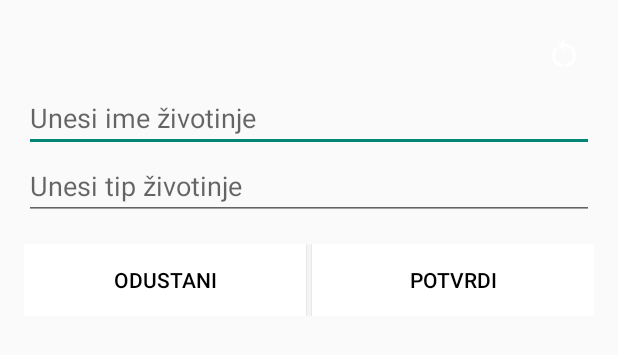
After one commit to Xerokee/PIS_Azil, an Android app: the layout dialog_filters.xml on its own in the app's theme, with its tools: preview values and no code run, on a phone screen of 412 x 824 dp. The commit adds this screen. Shown: the top 355 px of the screen. Run offline under Robolectric (Android 15) with nearby library versions, the phone set to English and light mode, and no system bars; Roboto replaces fonts that are not available here.

Commit message:
Filter for search of animals

```diff
--- /dev/null
+++ b/app/src/main/res/drawable/ic_filter_list.xml
@@ -0,0 +1,5 @@
+<vector android:height="24dp" android:tint="#000000"
+    android:viewportHeight="24" android:viewportWidth="24"
+    android:width="24dp" xmlns:android="http://schemas.android.com/apk/res/android">
+    <path android:fillColor="@android:color/white" android:pathData="M10,18h4v-2h-4v2zM3,6v2h18L21,6L3,6zM6,13h12v-2L6,11v2z"/>
+</vector>
--- /dev/null
+++ b/app/src/main/res/drawable/ic_reset.xml
@@ -0,0 +1,6 @@
+<vector android:height="24dp" android:tint="#000000"
+    android:viewportHeight="24" android:viewportWidth="24"
+    android:width="24dp" xmlns:android="http://schemas.android.com/apk/res/android">
+    <path android:fillColor="@android:color/white" android:pathData="M12,5V2L8,6l4,4V7c3.31,0 6,2.69 6,6c0,2.97 -2.17,5.43 -5,5.91v2.02c3.95,-0.49 7,-3.85 7,-7.93C20,8.58 16.42,5 12,5z"/>
+    <path android:fillColor="@android:color/white" android:pathData="M6,13c0,-1.65 0.67,-3.15 1.76,-4.24L6.34,7.34C4.9,8.79 4,10.79 4,13c0,4.08 3.05,7.44 7,7.93v-2.02C8.17,18.43 6,15.97 6,13z"/>
+</vector>
--- /dev/null
+++ b/app/src/main/res/layout/dialog_filters.xml
@@ -0,0 +1,68 @@
+<LinearLayout xmlns:android="http://schemas.android.com/apk/res/android"
+    xmlns:app="http://schemas.android.com/apk/res-auto"
+    android:layout_width="match_parent"
+    android:layout_height="wrap_content"
+    android:orientation="vertical"
+    android:padding="16dp">
+
+    <!-- Gumb za resetiranje filtera, gore desno -->
+    <ImageButton
+        android:id="@+id/reset_button"
+        android:layout_width="wrap_content"
+        android:layout_height="wrap_content"
+        android:layout_gravity="end"
+        android:src="@drawable/ic_reset"
+        android:background="?attr/selectableItemBackground"
+        android:padding="8dp"
+        android:contentDescription="Resetiraj filtere"
+        app:tint="@android:color/white" />
+
+    <!-- Polje za ime životinje -->
+    <EditText
+        android:id="@+id/filter_name"
+        android:layout_width="match_parent"
+        android:layout_height="wrap_content"
+        android:hint="Unesi ime životinje" />
+
+    <!-- Polje za tip životinje -->
+    <EditText
+        android:id="@+id/filter_type"
+        android:layout_width="match_parent"
+        android:layout_height="wrap_content"
+        android:hint="Unesi tip životinje" />
+
+    <!-- Linearni layout za gumbove potvrde i odustajanja -->
+    <LinearLayout
+        android:layout_width="match_parent"
+        android:layout_height="wrap_content"
+        android:orientation="horizontal"
+        android:gravity="end"
+        android:layout_marginTop="16dp">
+
+        <!-- Gumb za odustajanje -->
+        <Button
+            android:id="@+id/cancel_button"
+            android:layout_width="0dp"
+            android:layout_height="wrap_content"
+            android:layout_weight="1"
+            android:text="Odustani"
+            android:textColor="@android:color/black"
+            android:background="@android:color/white"
+            android:paddingHorizontal="16dp"
+            android:paddingVertical="8dp"
+            android:layout_marginEnd="4dp"  />
+
+        <!-- Gumb za potvrdu -->
+        <Button
+            android:id="@+id/confirm_button"
+            android:layout_width="0dp"
+            android:layout_height="wrap_content"
+            android:layout_weight="1"
+            android:text="Potvrdi"
+            android:textColor="@android:color/black"
+            android:background="@android:color/white"
+            android:paddingHorizontal="16dp"
+            android:paddingVertical="8dp"  />
+
+    </LinearLayout>
+</LinearLayout>
```
Also changed, not shown: app/src/main/java/com/activity/pis_azil/SendMail.java (+1 -1 lines), app/src/main/java/com/activity/pis_azil/ui/home/HomeFragment.java (+72 -1 lines), app/src/main/res/layout/fragment_home.xml (+24 -8 lines).
